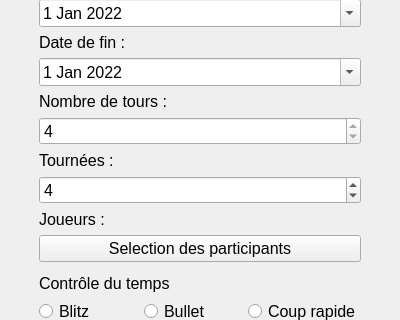
Gremy44/P4_repository, file views/qt_ux/new_tournament.ui: the form before one commit; both pictures show x 0 to 400 and y 307 to 627 of the 400 by 930 pixel window.
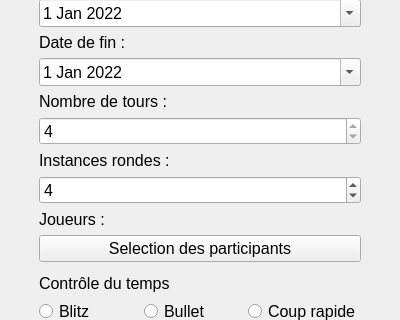
The form after the commit.

What changed in the file:
```diff
--- a/views/qt_ux/new_tournament.ui
+++ b/views/qt_ux/new_tournament.ui
@@ -242,7 +242,7 @@
            </font>
           </property>
           <property name="text">
-           <string>Tournées :</string>
+           <string>Instances rondes :</string>
           </property>
          </widget>
         </item>
```
